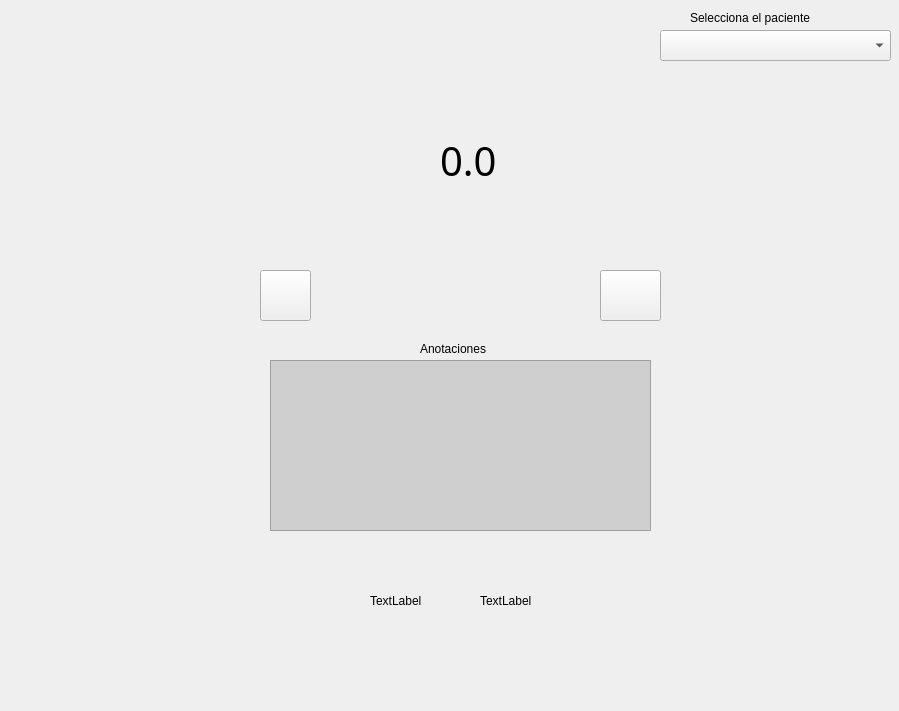
The window that login_jesus/cronometre.ui (enriquepoler/2damUAProject) describes before a commit, drawn with Qt 5.
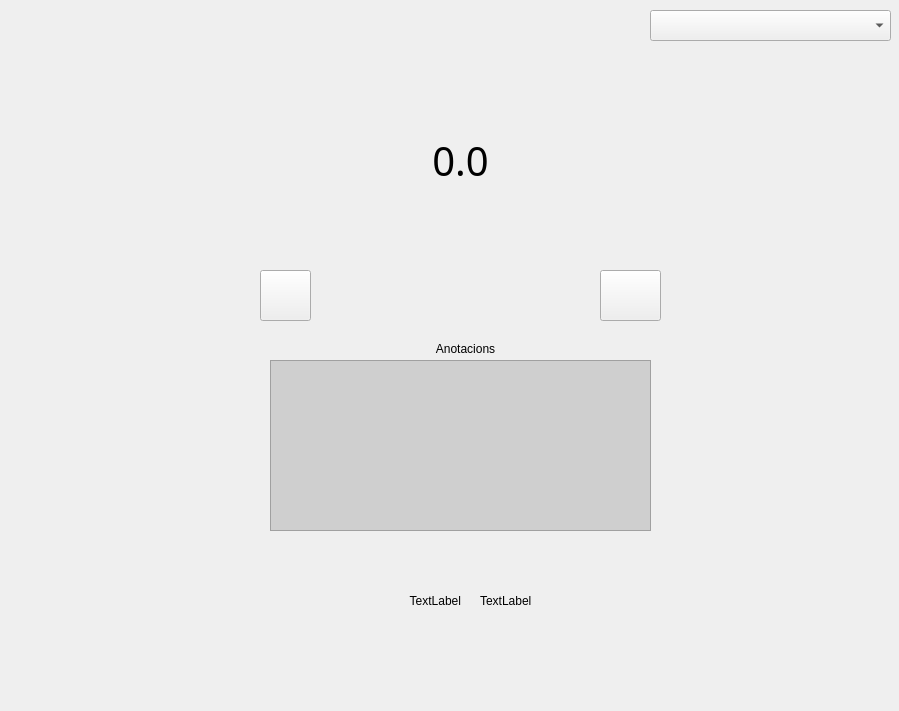
The same window after the commit. Icons and pictures are not drawn.

Commit message: afegit les anotacions a la base de dades, i solucionat alguns problemes amb la base de dades i reescalades imatges

Patch:
```diff
--- a/login_jesus/cronometre.ui
+++ b/login_jesus/cronometre.ui
@@ -83,7 +83,7 @@
   <widget class="QLabel" name="chrono">
    <property name="geometry">
     <rect>
-     <x>440</x>
+     <x>420</x>
      <y>130</y>
      <width>81</width>
      <height>61</height>
@@ -102,6 +102,9 @@
    <property name="text">
     <string>0.0</string>
    </property>
+   <property name="alignment">
+    <set>Qt::AlignCenter</set>
+   </property>
   </widget>
   <widget class="QLabel" name="staticLap">
    <property name="geometry">
@@ -115,6 +118,9 @@
    <property name="text">
     <string>TextLabel</string>
    </property>
+   <property name="alignment">
+    <set>Qt::AlignRight|Qt::AlignTrailing|Qt::AlignVCenter</set>
+   </property>
   </widget>
   <widget class="QLabel" name="labelLap">
    <property name="geometry">
@@ -129,19 +135,6 @@
     <string>TextLabel</string>
    </property>
   </widget>
-  <widget class="QLabel" name="selectionPatientText">
-   <property name="geometry">
-    <rect>
-     <x>690</x>
-     <y>10</y>
-     <width>191</width>
-     <height>16</height>
-    </rect>
-   </property>
-   <property name="text">
-    <string>Selecciona el paciente</string>
-   </property>
-  </widget>
   <widget class="QPlainTextEdit" name="anotationsText">
    <property name="geometry">
     <rect>
@@ -164,16 +157,22 @@
      <height>18</height>
     </rect>
    </property>
+   <property name="styleSheet">
+    <string notr="true"/>
+   </property>
    <property name="text">
-    <string>Anotaciones</string>
+    <string>Anotacions</string>
+   </property>
+   <property name="alignment">
+    <set>Qt::AlignCenter</set>
    </property>
   </widget>
   <widget class="QComboBox" name="comboBoxPacientes">
    <property name="geometry">
     <rect>
-     <x>660</x>
-     <y>30</y>
-     <width>231</width>
+     <x>650</x>
+     <y>10</y>
+     <width>241</width>
      <height>31</height>
     </rect>
    </property>
```
The commit also changes 7 other files.
